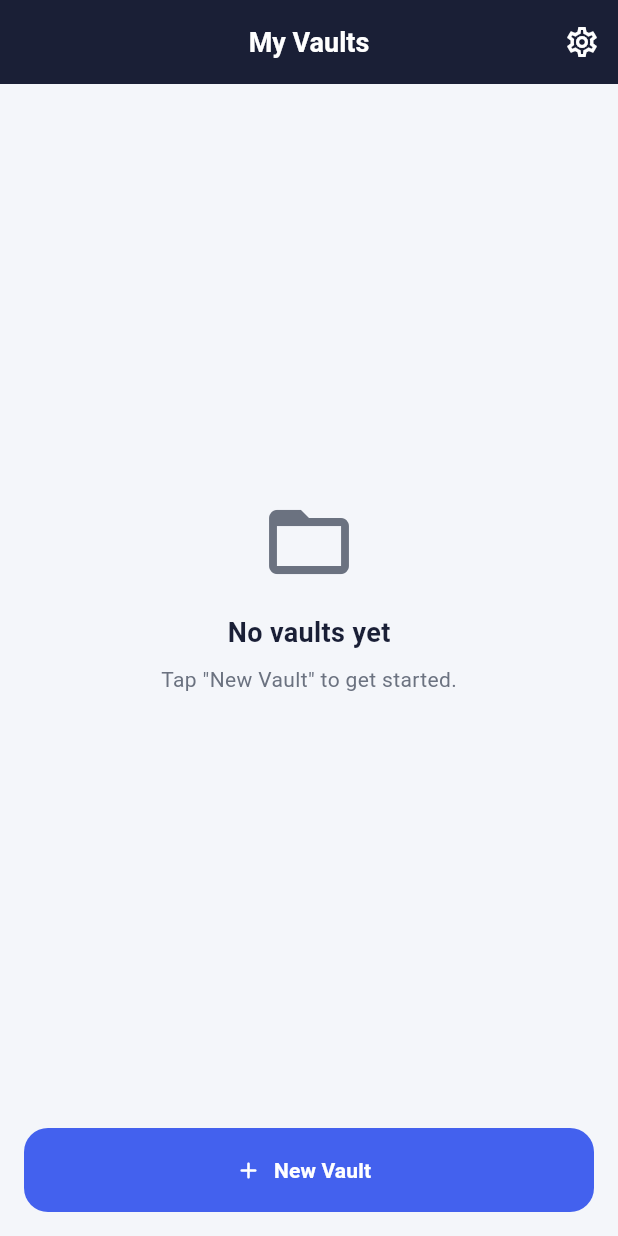
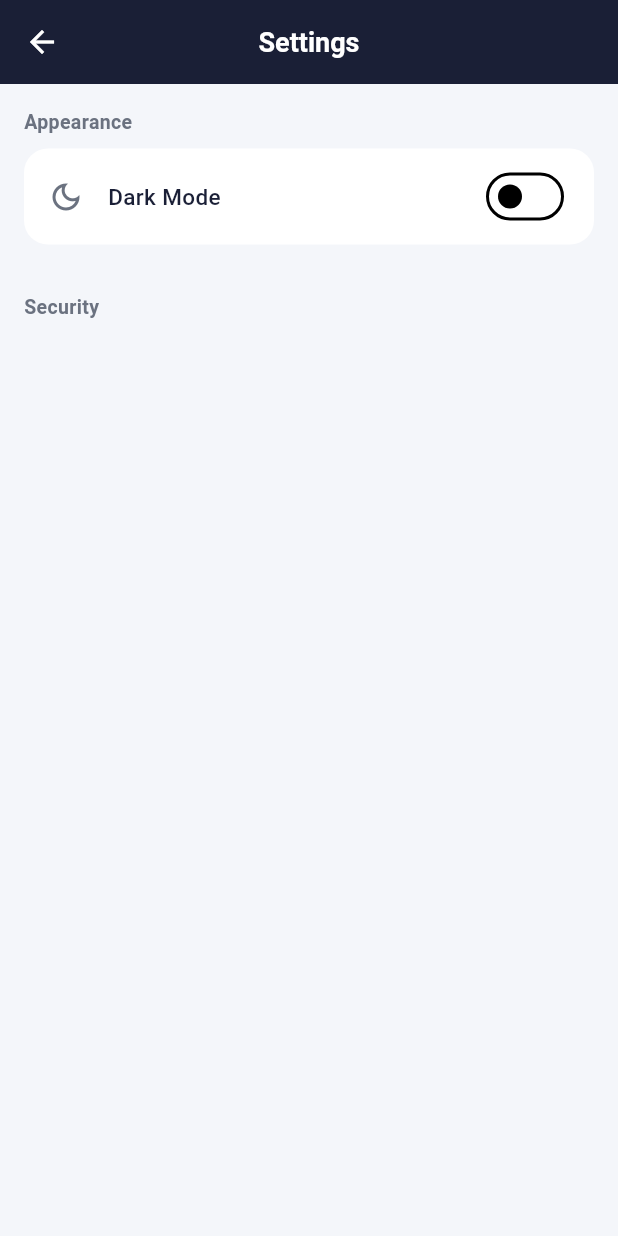
Before and after one commit to xAfterLife/502-EmA, a Flutter app: the VaultListScreen screen opened by its route, after a tap on the "settings" icon, on a phone screen of 412 x 824 dp. Run offline on Flutter 3.47's test engine with Material 3 defaults, Android fonts, the phone set to English and light mode, and no system bars; our stand-ins replace equatable, flutter_bloc, flutter_secure_storage, get_it, go_router, shared_preferences; missing offline and left inert: cryptography; accounts and stored records are empty.

Commit message:
Settings-Screen
- Add Basic Settings Screen
- Wire up Theme Switching
- Empty Placeholder for Security
  - Will implement Biometric unlock
  - Will implement Cloud Login

```diff
--- a/min_vault/lib/core/app_router.dart
+++ b/min_vault/lib/core/app_router.dart
@@ -3,6 +3,7 @@ import 'package:flutter/material.dart';
 import 'package:go_router/go_router.dart';
 import 'package:min_vault/features/auth/auth_cubit.dart';
 import 'package:min_vault/features/auth/auth_state.dart';
+import 'package:min_vault/features/settings/settings_screen.dart';
 import 'package:min_vault/features/vaults/vault_list_screen.dart';
 import 'package:min_vault/features/auth/setup_screen.dart';
 import 'package:min_vault/features/auth/unlock_screen.dart';
@@ -49,6 +50,7 @@ GoRouter _createRouter(AuthCubit authCubit) {
       ),
       GoRoute(path: '/setup', builder: (ctx, _) => const SetupScreen()),
       GoRoute(path: '/auth', builder: (ctx, _) => const UnlockScreen()),
+      GoRoute(path: '/settings', builder: (ctx, _) => const SettingsScreen()),
     ],
     errorBuilder: (ctx, state) =>
         Scaffold(body: Center(child: Text('Error: ${state.error}'))),
--- /dev/null
+++ b/min_vault/lib/features/settings/settings_screen.dart
@@ -0,0 +1,110 @@
+import 'package:flutter/material.dart';
+import 'package:flutter_bloc/flutter_bloc.dart';
+import 'package:min_vault/core/theme/app_theme.dart';
+import 'package:min_vault/core/theme/theme_cubit.dart';
+
+class SettingsScreen extends StatefulWidget {
+  const SettingsScreen({super.key});
+
+  @override
+  State<SettingsScreen> createState() => _SettingsScreenState();
+}
+
+class _SettingsScreenState extends State<SettingsScreen> {
+  @override
+  void initState() {
+    super.initState();
+  }
+
+  @override
+  Widget build(BuildContext context) {
+    return Scaffold(
+      backgroundColor: AppTheme.backgroundColour,
+      appBar: AppBar(title: const Text('Settings')),
+      body: ListView(
+        padding: const EdgeInsets.all(AppTheme.spM),
+        children: [
+          _SectionHeader('Appearance'),
+          BlocBuilder<ThemeCubit, bool>(
+            builder: (context, isDark) => _SettingsTile(
+              icon: Icons.dark_mode_outlined,
+              title: 'Dark Mode',
+              trailing: Switch(
+                value: isDark,
+                activeThumbColor: AppTheme.accentColor,
+                onChanged: (v) => context.read<ThemeCubit>().toggle(v),
+              ),
+            ),
+          ),
+          const SizedBox(height: AppTheme.spL),
+          _SectionHeader('Security'),
+          // Biometric unlock section slots in here later.
+          // Cloud Account section slots in here later.
+        ],
+      ),
+    );
+  }
+}
+
+class _SectionHeader extends StatelessWidget {
+  const _SectionHeader(this.title);
+  final String title;
+
+  @override
+  Widget build(BuildContext context) {
+    return Padding(
+      padding: const EdgeInsets.only(bottom: AppTheme.spS),
+      child: Text(
+        title,
+        style: TextStyle(
+          fontSize: 13,
+          fontWeight: FontWeight.w600,
+          color: AppTheme.textSecondaryColor,
+        ),
+      ),
+    );
+  }
+}
+
+class _SettingsTile extends StatelessWidget {
+  const _SettingsTile({
+    required this.icon,
+    required this.title,
+    required this.trailing,
+  });
+  final IconData icon;
+  final String title;
+  final Widget trailing;
+
+  @override
+  Widget build(BuildContext context) {
+    return Container(
+      margin: const EdgeInsets.only(bottom: AppTheme.spS),
+      padding: const EdgeInsets.symmetric(
+        horizontal: AppTheme.spM,
+        vertical: AppTheme.spS,
+      ),
+      decoration: BoxDecoration(
+        color: AppTheme.surfaceColor,
+        borderRadius: BorderRadius.circular(AppTheme.radiusL),
+      ),
+      child: Row(
+        children: [
+          Icon(icon, color: AppTheme.textSecondaryColor),
+          const SizedBox(width: AppTheme.spM),
+          Expanded(
+            child: Text(
+              title,
+              style: TextStyle(
+                fontSize: 15,
+                fontWeight: FontWeight.w500,
+                color: AppTheme.textPrimaryColor,
+              ),
+            ),
+          ),
+          trailing,
+        ],
+      ),
+    );
+  }
+}
--- a/min_vault/lib/features/vaults/vault_list_screen.dart
+++ b/min_vault/lib/features/vaults/vault_list_screen.dart
@@ -1,5 +1,6 @@
 import 'package:flutter/material.dart';
 import 'package:flutter_bloc/flutter_bloc.dart';
+import 'package:go_router/go_router.dart';
 import 'package:min_vault/core/theme/app_theme.dart';
 import 'package:min_vault/features/vaults/vault.dart';
 import 'package:min_vault/features/vaults/vault_cubit.dart';
@@ -27,7 +28,7 @@ class _VaultListScreenState extends State<VaultListScreen> {
         title: const Text('My Vaults'),
         actions: [
           IconButton(
-            onPressed: () {},
+            onPressed: () => context.push('/settings'),
             icon: const Icon(Icons.settings_outlined),
           ),
         ],
--- a/min_vault/lib/main.dart
+++ b/min_vault/lib/main.dart
@@ -57,6 +57,7 @@ class MinVaultApp extends StatelessWidget {
           return BlocBuilder<AuthCubit, AuthState>(
             builder: (context, authState) {
               return MaterialApp.router(
+                key: ValueKey(isDark),
                 title: 'MinVault',
                 debugShowCheckedModeBanner: false,
                 theme: isDark ? AppTheme.dark : AppTheme.light,
```
